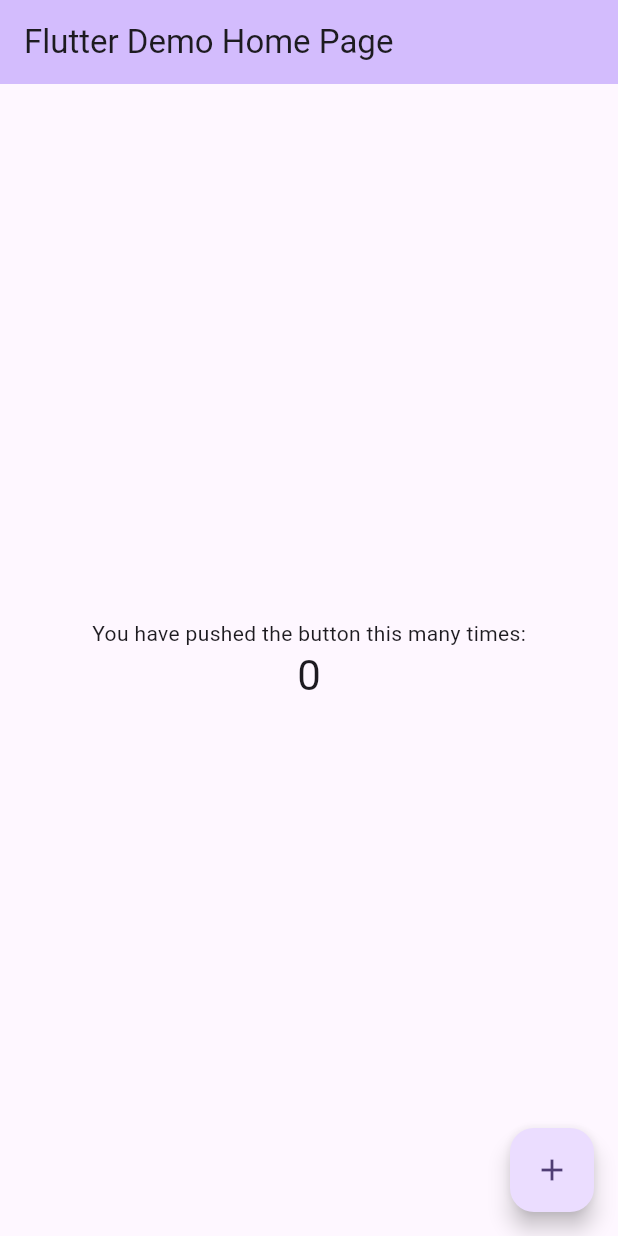
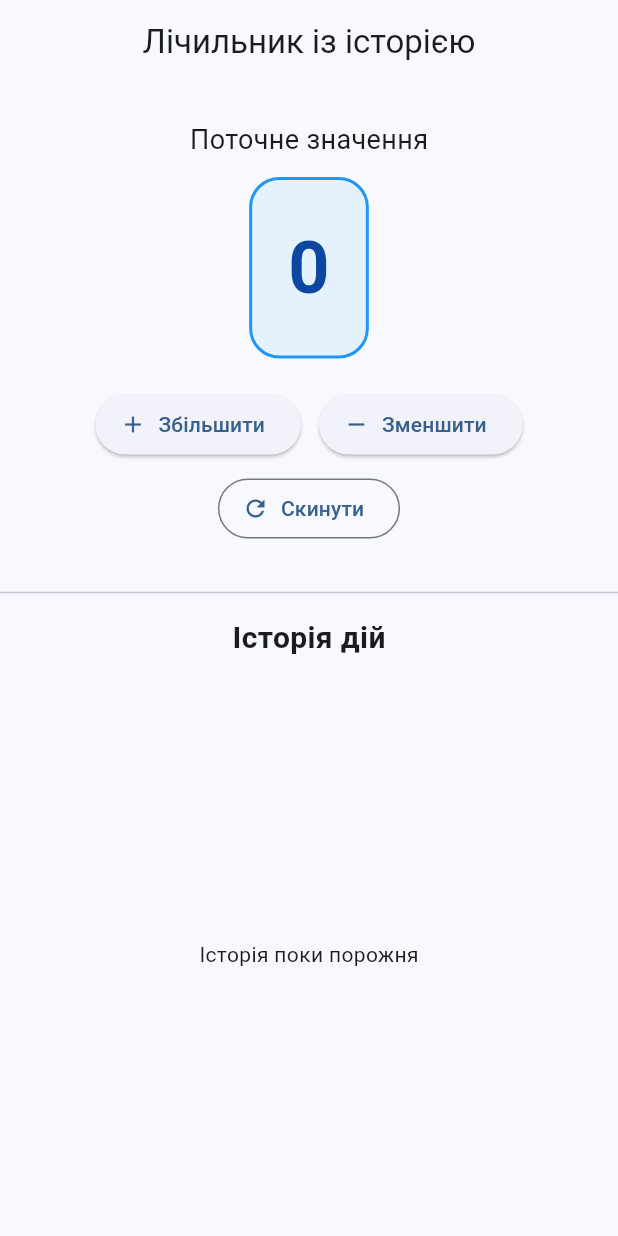
Before and after one commit to School-BD3/counter_history, a Flutter app: the screen it shows after launch, on a phone screen of 412 x 824 dp. Run offline on Flutter 3.47's test engine with Material 3 defaults, Android fonts, the phone set to English and light mode, and no system bars.

Commit message:
Implement counter with action history

```diff
--- a/lib/counter_page.dart
+++ b/lib/counter_page.dart
@@ -0,0 +1,213 @@
+import 'package:flutter/material.dart';
+import 'history_entry.dart';
+
+class CounterPage extends StatefulWidget {
+  const CounterPage({super.key});
+
+  @override
+  State<CounterPage> createState() => _CounterPageState();
+}
+
+class _CounterPageState extends State<CounterPage> {
+  int _counter = 0;
+  final List<HistoryEntry> _history = [];
+
+
+
+  void _incrementCounter() {
+    setState(() {
+      _counter++;
+      _history.insert(
+        0,
+        HistoryEntry(
+          action: 'Збільшення',
+          value: _counter,
+          timestamp: DateTime.now(),
+        ),
+      );
+
+      if (_history.length > 10) {
+        _history.removeLast();
+      }
+    });
+  }
+
+  void _decrementCounter() {
+    if (_counter == 0) {
+      ScaffoldMessenger.of(context).showSnackBar(
+        const SnackBar(
+          content: Text('Лічильник не може бути від’ємним!'),
+        ),
+      );
+      return;
+    }
+
+    setState(() {
+      _counter--;
+      _history.insert(
+        0,
+        HistoryEntry(
+          action: 'Зменшення',
+          value: _counter,
+          timestamp: DateTime.now(),
+        ),
+      );
+
+      if (_history.length > 10) {
+        _history.removeLast();
+      }
+    });
+  }
+
+  void _resetCounter() {
+    setState(() {
+      _counter = 0;
+      _history.insert(
+        0,
+        HistoryEntry(
+          action: 'Скидання',
+          value: _counter,
+          timestamp: DateTime.now(),
+        ),
+      );
+
+      if (_history.length > 10) {
+        _history.removeLast();
+      }
+    });
+  }
+
+  String _formatTimestamp(DateTime timestamp) {
+    final date = timestamp.day.toString().padLeft(2, '0');
+    final month = timestamp.month.toString().padLeft(2, '0');
+    final year = timestamp.year.toString();
+    final hour = timestamp.hour.toString().padLeft(2, '0');
+    final minute = timestamp.minute.toString().padLeft(2, '0');
+    final second = timestamp.second.toString().padLeft(2, '0');
+
+    return '$date.$month.$year $hour:$minute:$second';
+  }
+
+  @override
+  Widget build(BuildContext context) {
+    final bool isDivisibleByTen = _counter != 0 && _counter % 10 == 0;
+
+    return Scaffold(
+      appBar: AppBar(
+        title: const Text('Лічильник із історією'),
+        centerTitle: true,
+      ),
+      body: SafeArea(
+        child: Column(
+          children: [
+            const SizedBox(height: 24),
+            const Text(
+              'Поточне значення',
+              style: TextStyle(fontSize: 18),
+            ),
+            const SizedBox(height: 12),
+            AnimatedContainer(
+              duration: const Duration(milliseconds: 250),
+              padding: const EdgeInsets.all(24),
+              decoration: BoxDecoration(
+                color: isDivisibleByTen
+                    ? Colors.green.shade100
+                    : Colors.blue.shade50,
+                borderRadius: BorderRadius.circular(20),
+                border: Border.all(
+                  color: isDivisibleByTen ? Colors.green : Colors.blue,
+                  width: 2,
+                ),
+              ),
+              child: Text(
+                '$_counter',
+                style: TextStyle(
+                  fontSize: 48,
+                  fontWeight: FontWeight.bold,
+                  color: isDivisibleByTen
+                      ? Colors.green.shade900
+                      : Colors.blue.shade900,
+                ),
+              ),
+            ),
+            if (isDivisibleByTen)
+              const Padding(
+                padding: EdgeInsets.only(top: 8),
+                child: Text(
+                  'Число ділиться на 10!',
+                  style: TextStyle(
+                    color: Colors.green,
+                    fontWeight: FontWeight.bold,
+                  ),
+                ),
+              ),
+            const SizedBox(height: 20),
+            Wrap(
+              alignment: WrapAlignment.center,
+              spacing: 12,
+              runSpacing: 8,
+              children: [
+                ElevatedButton.icon(
+                  onPressed: _incrementCounter,
+                  icon: const Icon(Icons.add),
+                  label: const Text('Збільшити'),
+                ),
+                ElevatedButton.icon(
+                  onPressed: _decrementCounter,
+                  icon: const Icon(Icons.remove),
+                  label: const Text('Зменшити'),
+                ),
+                OutlinedButton.icon(
+                  onPressed: _resetCounter,
+                  icon: const Icon(Icons.refresh),
+                  label: const Text('Скинути'),
+                ),
+              ],
+            ),
+            const SizedBox(height: 24),
+            const Divider(),
+            const Padding(
+              padding: EdgeInsets.symmetric(vertical: 8),
+              child: Text(
+                'Історія дій',
+                style: TextStyle(
+                  fontSize: 20,
+                  fontWeight: FontWeight.bold,
+                ),
+              ),
+            ),
+            Expanded(
+              child: _history.isEmpty
+                  ? const Center(
+                      child: Text('Історія поки порожня'),
+                    )
+                  : ListView.builder(
+                      itemCount: _history.length,
+                      itemBuilder: (context, index) {
+                        final entry = _history[index];
+
+                        return ListTile(
+                          leading: CircleAvatar(
+                            child: Text('${_history.length - index}'),
+                          ),
+                          title: Text(entry.action),
+                          subtitle: Text(
+                            _formatTimestamp(entry.timestamp),
+                          ),
+                          trailing: Text(
+                            '${entry.value}',
+                            style: const TextStyle(
+                              fontSize: 18,
+                              fontWeight: FontWeight.bold,
+                            ),
+                          ),
+                        );
+                      },
+                    ),
+            ),
+          ],
+        ),
+      ),
+    );
+  }
+}
--- a/lib/history_entry.dart
+++ b/lib/history_entry.dart
@@ -0,0 +1,11 @@
+class HistoryEntry {
+  final String action;
+  final int value;
+  final DateTime timestamp;
+
+  HistoryEntry({
+    required this.action,
+    required this.value,
+    required this.timestamp,
+  });
+}
--- a/lib/main.dart
+++ b/lib/main.dart
@@ -1,122 +1,25 @@
 import 'package:flutter/material.dart';
+import 'counter_page.dart';
 
 void main() {
-  runApp(const MyApp());
+  runApp(const CounterHistoryApp());
 }
 
-class MyApp extends StatelessWidget {
-  const MyApp({super.key});
+class CounterHistoryApp extends StatelessWidget {
+  const CounterHistoryApp({super.key});
 
-  // This widget is the root of your application.
   @override
   Widget build(BuildContext context) {
     return MaterialApp(
-      title: 'Flutter Demo',
+      title: 'Лічильник із історією',
+      debugShowCheckedModeBanner: false,
       theme: ThemeData(
-        // This is the theme of your application.
-        //
-        // TRY THIS: Try running your application with "flutter run". You'll see
-        // the application has a purple toolbar. Then, without quitting the app,
-        // try changing the seedColor in the colorScheme below to Colors.green
-        // and then invoke "hot reload" (save your changes or press the "hot
-        // reload" button in a Flutter-supported IDE, or press "r" if you used
-        // the command line to start the app).
-        //
-        // Notice that the counter didn't reset back to zero; the application
-        // state is not lost during the reload. To reset the state, use hot
-        // restart instead.
-        //
-        // This works for code too, not just values: Most code changes can be
-        // tested with just a hot reload.
-        colorScheme: .fromSeed(seedColor: Colors.deepPurple),
+        colorScheme: ColorScheme.fromSeed(
+          seedColor: Colors.blue,
+        ),
+        useMaterial3: true,
       ),
-      home: const MyHomePage(title: 'Flutter Demo Home Page'),
+      home: const CounterPage(),
     );
   }
 }
-
-class MyHomePage extends StatefulWidget {
-  const MyHomePage({super.key, required this.title});
-
-  // This widget is the home page of your application. It is stateful, meaning
-  // that it has a State object (defined below) that contains fields that affect
-  // how it looks.
-
-  // This class is the configuration for the state. It holds the values (in this
-  // case the title) provided by the parent (in this case the App widget) and
-  // used by the build method of the State. Fields in a Widget subclass are
-  // always marked "final".
-
-  final String title;
-
-  @override
-  State<MyHomePage> createState() => _MyHomePageState();
-}
-
-class _MyHomePageState extends State<MyHomePage> {
-  int _counter = 0;
-
-  void _incrementCounter() {
-    setState(() {
-      // This call to setState tells the Flutter framework that something has
-      // changed in this State, which causes it to rerun the build method below
-      // so that the display can reflect the updated values. If we changed
-      // _counter without calling setState(), then the build method would not be
-      // called again, and so nothing would appear to happen.
-      _counter++;
-    });
-  }
-
-  @override
-  Widget build(BuildContext context) {
-    // This method is rerun every time setState is called, for instance as done
-    // by the _incrementCounter method above.
-    //
-    // The Flutter framework has been optimized to make rerunning build methods
-    // fast, so that you can just rebuild anything that needs updating rather
-    // than having to individually change instances of widgets.
-    return Scaffold(
-      appBar: AppBar(
-        // TRY THIS: Try changing the color here to a specific color (to
-        // Colors.amber, perhaps?) and trigger a hot reload to see the AppBar
-        // change color while the other colors stay the same.
-        backgroundColor: Theme.of(context).colorScheme.inversePrimary,
-        // Here we take the value from the MyHomePage object that was created by
-        // the App.build method, and use it to set our appbar title.
-        title: Text(widget.title),
-      ),
-      body: Center(
-        // Center is a layout widget. It takes a single child and positions it
-        // in the middle of the parent.
-        child: Column(
-          // Column is also a layout widget. It takes a list of children and
-          // arranges them vertically. By default, it sizes itself to fit its
-          // children horizontally, and tries to be as tall as its parent.
-          //
-          // Column has various properties to control how it sizes itself and
-          // how it positions its children. Here we use mainAxisAlignment to
-          // center the children vertically; the main axis here is the vertical
-          // axis because Columns are vertical (the cross axis would be
-          // horizontal).
-          //
-          // TRY THIS: Invoke "debug painting" (choose the "Toggle Debug Paint"
-          // action in the IDE, or press "p" in the console), to see the
-          // wireframe for each widget.
-          mainAxisAlignment: .center,
-          children: [
-            const Text('You have pushed the button this many times:'),
-            Text(
-              '$_counter',
-              style: Theme.of(context).textTheme.headlineMedium,
-            ),
-          ],
-        ),
-      ),
-      floatingActionButton: FloatingActionButton(
-        onPressed: _incrementCounter,
-        tooltip: 'Increment',
-        child: const Icon(Icons.add),
-      ),
-    );
-  }
-}
```
Also changed, not shown: 1 other file.
